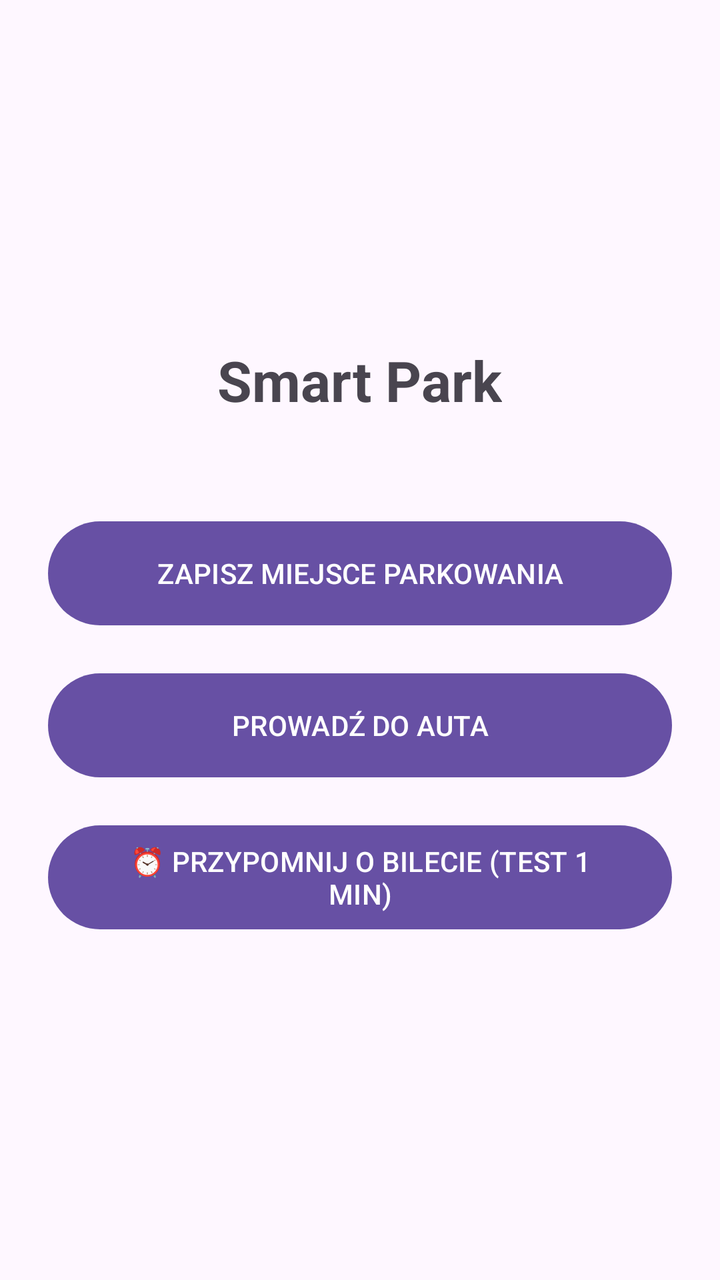
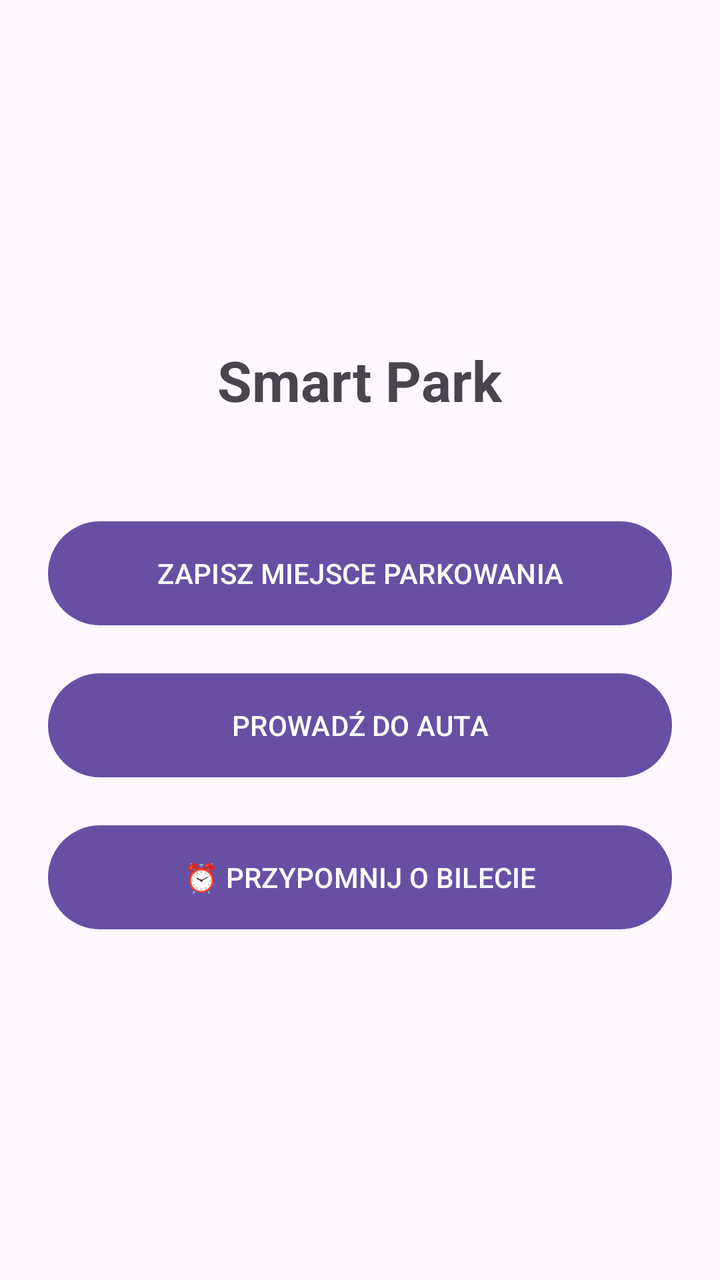

Screens rendered from an Android XML layout before and after an edit, with the pre-edit source and the edit as a unified diff.
<!-- AndroidManifest.xml: application theme Theme.Park -->
<!-- res/layout/activity_main.xml -->
<?xml version="1.0" encoding="utf-8"?>
<FrameLayout xmlns:android="http://schemas.android.com/apk/res/android"
    android:layout_width="match_parent"
    android:layout_height="match_parent">

    
    <LinearLayout
        android:id="@+id/layoutMenu"
        android:layout_width="match_parent"
        android:layout_height="match_parent"
        android:orientation="vertical"
        android:gravity="center"
        android:padding="24dp">

        <TextView
            android:layout_width="wrap_content"
            android:layout_height="wrap_content"
            android:text="Smart Park"
            android:textSize="28sp"
            android:textStyle="bold"
            android:layout_marginBottom="48dp"/>

        <Button
            android:id="@+id/btnMenuSave"
            android:layout_width="match_parent"
            android:layout_height="60dp"
            android:text="ZAPISZ MIEJSCE PARKOWANIA"
            android:layout_marginBottom="16dp"/>

        <Button
            android:id="@+id/btnMenuNavigate"
            android:layout_width="match_parent"
            android:layout_height="60dp"
            android:text="PROWADŹ DO AUTA"/>

        <Button
            android:id="@+id/btnSetTicket"
            android:layout_width="match_parent"
            android:layout_height="60dp"
            android:text="⏰ PRZYPOMNIJ O BILECIE (TEST 1 MIN)"
            android:layout_marginTop="16dp"/>
    </LinearLayout>

    
    <LinearLayout
        android:id="@+id/layoutSave"
        android:layout_width="match_parent"
        android:layout_height="match_parent"
        android:orientation="vertical"
        android:gravity="center"
        android:padding="24dp"
        android:visibility="gone">

        <TextView
            android:id="@+id/tvStatusSave"
            android:layout_width="wrap_content"
            android:layout_height="wrap_content"
            android:text="Czekam na sygnał GPS..."
            android:textSize="18sp"
            android:textAlignment="center"
            android:layout_marginBottom="24dp"/>

        <ImageView
            android:id="@+id/ivParkedCar"
            android:layout_width="250dp"
            android:layout_height="250dp"
            android:layout_marginBottom="16dp"
            android:scaleType="centerCrop"
            android:visibility="gone"/>

        <Button
            android:id="@+id/btnTakePhoto"
            android:layout_width="match_parent"
            android:layout_height="50dp"
            android:text="📷 ZRÓB ZDJĘCIE OTOCZENIA"
            android:layout_marginBottom="16dp"
            android:visibility="gone"/>

        <Button
            android:id="@+id/btnBackFromSave"
            android:layout_width="match_parent"
            android:layout_height="50dp"
            android:text="POWRÓT DO MENU"/>
    </LinearLayout>

    
    <LinearLayout
        android:id="@+id/layoutNavigate"
        android:layout_width="match_parent"
        android:layout_height="match_parent"
        android:orientation="vertical"
        android:gravity="center"
        android:padding="24dp"
        android:visibility="gone">

        <TextView
            android:layout_width="wrap_content"
            android:layout_height="wrap_content"
            android:text="Kieruj się w stronę strzałki:"
            android:textSize="18sp"
            android:textAlignment="center"/>

        <TextView
            android:id="@+id/tvDistance"
            android:layout_width="wrap_content"
            android:layout_height="wrap_content"
            android:text="Odległość: 0 m"
            android:textSize="24sp"
            android:textStyle="bold"
            android:layout_marginTop="16dp"/>

        <TextView
            android:id="@+id/tvArrow"
            android:layout_width="wrap_content"
            android:layout_height="wrap_content"
            android:text="⬆"
            android:textSize="120sp"
            android:layout_marginTop="16dp"/>

        <ImageView
            android:id="@+id/ivNavParkedCar"
            android:layout_width="150dp"
            android:layout_height="150dp"
            android:layout_marginTop="16dp"
            android:scaleType="centerCrop"
            android:visibility="gone"/>

        <Button
            android:id="@+id/btnBackFromNavigate"
            android:layout_width="match_parent"
            android:layout_height="50dp"
            android:text="ZAKOŃCZ I WRÓĆ DO MENU"
            android:layout_marginTop="32dp"/>
    </LinearLayout>

    
    <FrameLayout
        android:id="@+id/layoutFullscreen"
        android:layout_width="match_parent"
        android:layout_height="match_parent"
        android:background="#FF000000"
        android:visibility="gone">

        <ImageView
            android:id="@+id/ivFullscreen"
            android:layout_width="match_parent"
            android:layout_height="match_parent"
            android:scaleType="fitCenter" />

        <Button
            android:id="@+id/btnCloseFullscreen"
            android:layout_width="wrap_content"
            android:layout_height="wrap_content"
            android:text="ZAMKNIJ"
            android:layout_gravity="top|end"
            android:layout_margin="16dp"/>
    </FrameLayout>

</FrameLayout>
<!-- resources referenced by this layout -->
<resources>
  <style name="Theme.Park" parent="Base.Theme.Park" />
  <style name="Base.Theme.Park" parent="Theme.Material3.DayNight.NoActionBar">
          
          
      </style>
</resources>

<!-- the commit's change to res/layout/activity_main.xml (unified diff, before → after) -->
@@ -37,7 +37,7 @@
             android:id="@+id/btnSetTicket"
             android:layout_width="match_parent"
             android:layout_height="60dp"
-            android:text="⏰ PRZYPOMNIJ O BILECIE (TEST 1 MIN)"
+            android:text="⏰ PRZYPOMNIJ O BILECIE"
             android:layout_marginTop="16dp"/>
     </LinearLayout>
 
@@ -125,12 +125,20 @@
             android:scaleType="centerCrop"
             android:visibility="gone"/>
 
+        
+        <Button
+            android:id="@+id/btnOpenGoogleMaps"
+            android:layout_width="match_parent"
+            android:layout_height="50dp"
+            android:text="🗺️ OTWÓRZ W GOOGLE MAPS"
+            android:layout_marginTop="24dp"/>
+
         <Button
             android:id="@+id/btnBackFromNavigate"
             android:layout_width="match_parent"
             android:layout_height="50dp"
             android:text="ZAKOŃCZ I WRÓĆ DO MENU"
-            android:layout_marginTop="32dp"/>
+            android:layout_marginTop="12dp"/>
     </LinearLayout>
 
     
